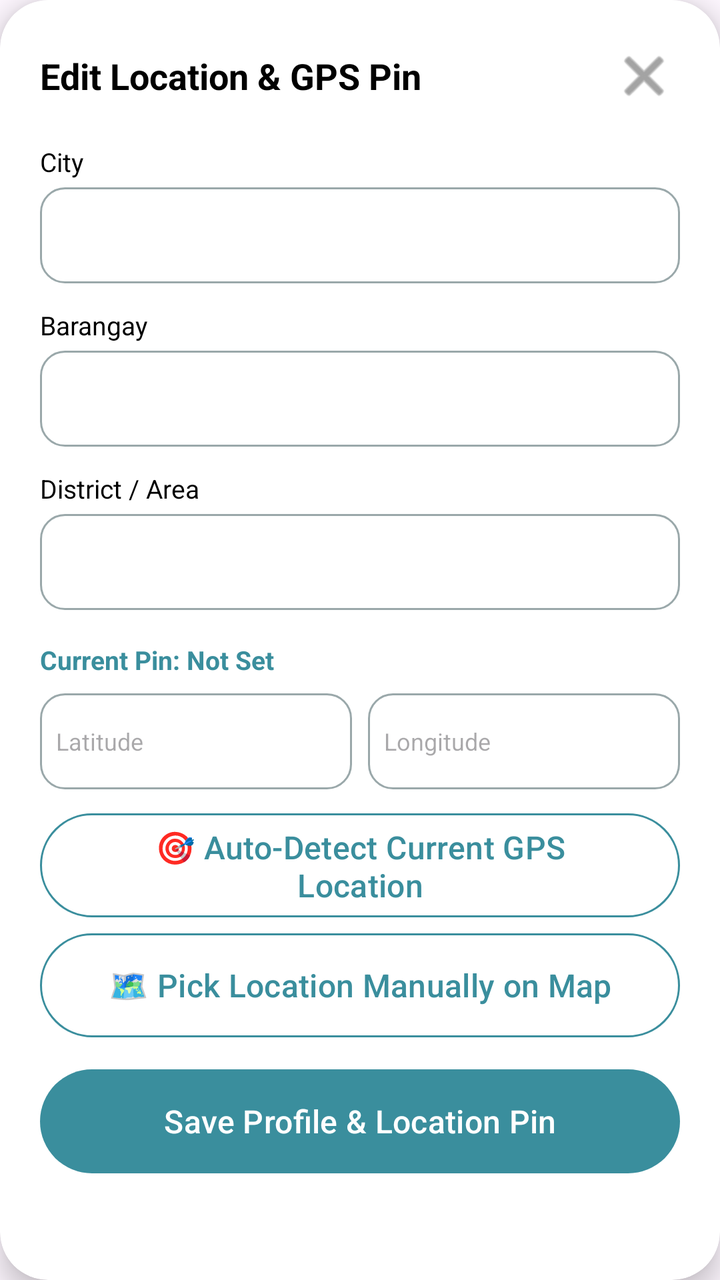
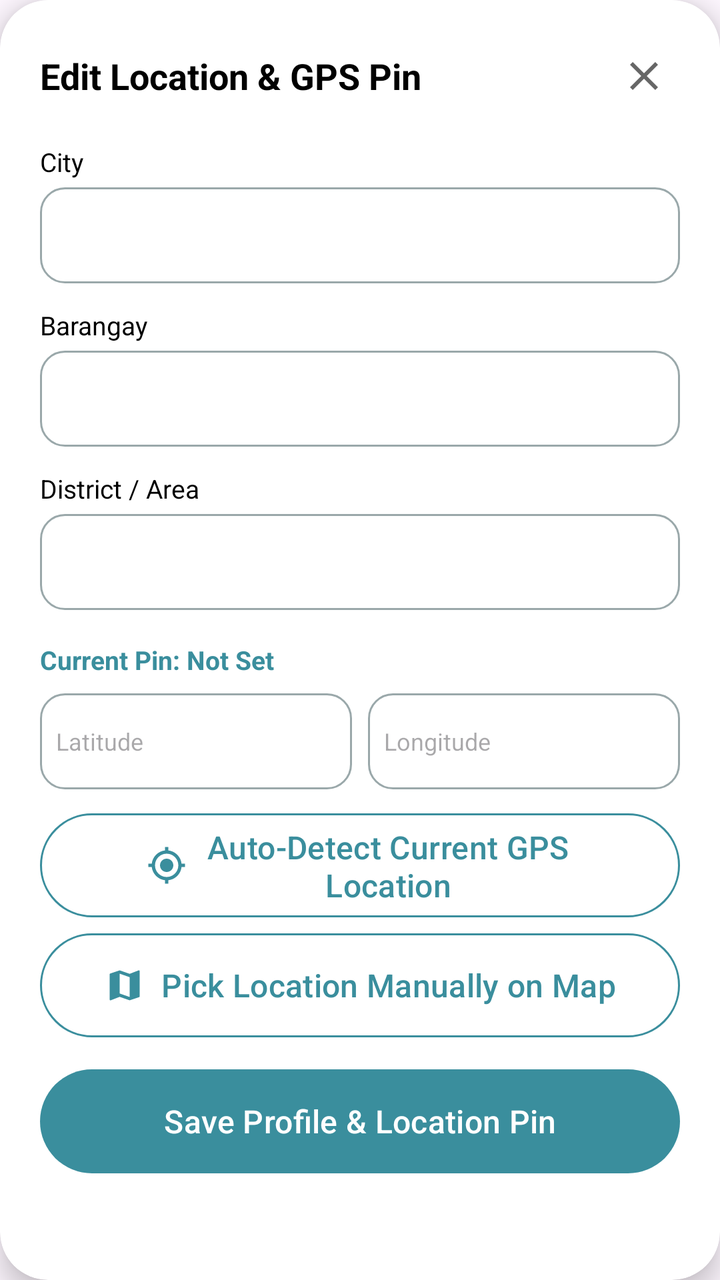

An Android layout rendered at two revisions. The XML below is the earlier revision; the diff shows what the commit changed to produce the second picture.
<!-- AndroidManifest.xml: application theme Theme.PharmaFind -->
<!-- res/layout/dialog_edit_customer_profile.xml -->
<?xml version="1.0" encoding="utf-8"?>
<androidx.cardview.widget.CardView xmlns:android="http://schemas.android.com/apk/res/android"
    xmlns:app="http://schemas.android.com/apk/res-auto"
    android:layout_width="match_parent"
    android:layout_height="wrap_content"
    app:cardCornerRadius="24dp"
    app:cardElevation="8dp"
    app:cardBackgroundColor="@color/white">

    <LinearLayout
        android:layout_width="match_parent"
        android:layout_height="wrap_content"
        android:orientation="vertical"
        android:padding="20dp">

        <RelativeLayout
            android:layout_width="match_parent"
            android:layout_height="wrap_content">

            <TextView
                android:layout_width="wrap_content"
                android:layout_height="wrap_content"
                android:text="Edit Location &amp; GPS Pin"
                android:textColor="@color/black"
                android:textSize="18sp"
                android:textStyle="bold"
                android:layout_centerVertical="true" />

            <ImageButton
                android:id="@+id/btnCloseEditCustomerProfile"
                android:layout_width="36dp"
                android:layout_height="36dp"
                android:layout_alignParentEnd="true"
                android:background="?attr/selectableItemBackgroundBorderless"
                android:src="@android:drawable/ic_menu_close_clear_cancel"
                app:tint="@color/text_gray" />

        </RelativeLayout>

        <TextView
            android:layout_width="wrap_content"
            android:layout_height="wrap_content"
            android:layout_marginTop="16dp"
            android:text="City"
            android:textColor="@color/black"
            android:textSize="13sp" />

        <EditText
            android:id="@+id/etCityCustomerEdit"
            android:layout_width="match_parent"
            android:layout_height="48dp"
            android:layout_marginTop="4dp"
            android:background="@drawable/edittext_background"
            android:inputType="text"
            android:paddingHorizontal="12dp"
            android:textColor="@color/black" />

        <TextView
            android:layout_width="wrap_content"
            android:layout_height="wrap_content"
            android:layout_marginTop="12dp"
            android:text="Barangay"
            android:textColor="@color/black"
            android:textSize="13sp" />

        <EditText
            android:id="@+id/etBarangayCustomerEdit"
            android:layout_width="match_parent"
            android:layout_height="48dp"
            android:layout_marginTop="4dp"
            android:background="@drawable/edittext_background"
            android:inputType="text"
            android:paddingHorizontal="12dp"
            android:textColor="@color/black" />

        <TextView
            android:layout_width="wrap_content"
            android:layout_height="wrap_content"
            android:layout_marginTop="12dp"
            android:text="District / Area"
            android:textColor="@color/black"
            android:textSize="13sp" />

        <EditText
            android:id="@+id/etDistrictCustomerEdit"
            android:layout_width="match_parent"
            android:layout_height="48dp"
            android:layout_marginTop="4dp"
            android:background="@drawable/edittext_background"
            android:inputType="text"
            android:paddingHorizontal="12dp"
            android:textColor="@color/black" />

        <TextView
            android:id="@+id/tvCustomerPinCoordinates"
            android:layout_width="wrap_content"
            android:layout_height="wrap_content"
            android:layout_marginTop="16dp"
            android:text="Current Pin: Not Set"
            android:textColor="@color/primary_teal"
            android:textSize="13sp"
            android:textStyle="bold" />

        <LinearLayout
            android:layout_width="match_parent"
            android:layout_height="wrap_content"
            android:layout_marginTop="8dp"
            android:orientation="horizontal">

            <EditText
                android:id="@+id/etLatCustomerEdit"
                android:layout_width="0dp"
                android:layout_height="48dp"
                android:layout_weight="1"
                android:layout_marginEnd="4dp"
                android:background="@drawable/edittext_background"
                android:hint="Latitude"
                android:inputType="numberDecimal|numberSigned"
                android:paddingHorizontal="8dp"
                android:textColor="@color/black"
                android:textSize="12sp" />

            <EditText
                android:id="@+id/etLngCustomerEdit"
                android:layout_width="0dp"
                android:layout_height="48dp"
                android:layout_weight="1"
                android:layout_marginStart="4dp"
                android:background="@drawable/edittext_background"
                android:hint="Longitude"
                android:inputType="numberDecimal|numberSigned"
                android:paddingHorizontal="8dp"
                android:textColor="@color/black"
                android:textSize="12sp" />

        </LinearLayout>

        <com.google.android.material.button.MaterialButton
            style="@style/Widget.PharmaFind.Button.Outlined"
            android:id="@+id/btnUseCustomerGPSPin"
            android:layout_width="match_parent"
            android:layout_marginTop="12dp"
            android:text="🎯 Auto-Detect Current GPS Location" />

        <com.google.android.material.button.MaterialButton
            style="@style/Widget.PharmaFind.Button.Outlined"
            android:id="@+id/btnPickCustomerMap"
            android:layout_width="match_parent"
            android:layout_marginTop="8dp"
            android:text="🗺️ Pick Location Manually on Map" />

        <com.google.android.material.button.MaterialButton
            style="@style/Widget.PharmaFind.Button"
            android:id="@+id/btnSaveCustomerProfile"
            android:layout_width="match_parent"
            android:layout_marginTop="16dp"
            android:text="Save Profile &amp; Location Pin" />

    </LinearLayout>
</androidx.cardview.widget.CardView>
<!-- resources referenced by this layout -->
<resources>
  <color name="black">#FF000000</color>
  <color name="primary_teal">#3A8E9D</color>
  <color name="text_gray">#666666</color>
  <color name="white">#FFFFFFFF</color>
  <style name="Widget.PharmaFind.Button" parent="Widget.Material3.Button">
          <item name="android:layout_height">52dp</item>
          <item name="android:insetTop">0dp</item>
          <item name="android:insetBottom">0dp</item>
          <item name="cornerRadius">26dp</item>
          <item name="backgroundTint">@color/primary_teal</item>
          <item name="android:textColor">@color/white</item>
          <item name="android:textSize">16sp</item>
          <item name="android:textAllCaps">false</item>
      </style>
  <style name="Widget.PharmaFind.Button.Outlined" parent="Widget.Material3.Button.OutlinedButton">
          <item name="android:layout_height">52dp</item>
          <item name="android:insetTop">0dp</item>
          <item name="android:insetBottom">0dp</item>
          <item name="cornerRadius">26dp</item>
          <item name="strokeColor">@color/primary_teal</item>
          <item name="android:textColor">@color/primary_teal</item>
          <item name="android:textSize">16sp</item>
          <item name="android:textAllCaps">false</item>
      </style>
  <color name="field_border">#9AA8AA</color>
  <style name="Base.Theme.PharmaFind" parent="Theme.Material3.Light.NoActionBar">
          <item name="android:forceDarkAllowed" tools:targetApi="q">false</item>
          
          
      </style>
  <color name="teal_container">#D6EEF1</color>
  <color name="primary_dark">#1F6371</color>
  <color name="on_surface">#1B1F21</color>
  <color name="surface_variant">#E3EBEC</color>
  <color name="on_surface_variant">#3F484A</color>
  <color name="outline">#6F797A</color>
  <color name="surface_container_low">#F4F8F8</color>
  <color name="surface_container">#EEF3F4</color>
  <color name="surface_container_high">#E8EEEF</color>
  <color name="surface_container_highest">#E2E9EA</color>
  <!-- unchanged entries left out for length: 2 -->
</resources>

<!-- the commit's change to res/layout/dialog_edit_customer_profile.xml (unified diff, before → after) -->
@@ -32,7 +32,7 @@
                 android:layout_height="36dp"
                 android:layout_alignParentEnd="true"
                 android:background="?attr/selectableItemBackgroundBorderless"
-                android:src="@android:drawable/ic_menu_close_clear_cancel"
+                android:src="@drawable/ic_close"
                 app:tint="@color/text_gray" />
 
         </RelativeLayout>
@@ -140,14 +140,16 @@
             android:id="@+id/btnUseCustomerGPSPin"
             android:layout_width="match_parent"
             android:layout_marginTop="12dp"
-            android:text="🎯 Auto-Detect Current GPS Location" />
+            app:icon="@drawable/ic_my_location"
+            android:text="Auto-Detect Current GPS Location" />
 
         <com.google.android.material.button.MaterialButton
             style="@style/Widget.PharmaFind.Button.Outlined"
             android:id="@+id/btnPickCustomerMap"
             android:layout_width="match_parent"
             android:layout_marginTop="8dp"
-            android:text="🗺️ Pick Location Manually on Map" />
+            app:icon="@drawable/ic_map"
+            android:text="Pick Location Manually on Map" />
 
         <com.google.android.material.button.MaterialButton
             style="@style/Widget.PharmaFind.Button"
<!-- resource entries referenced after the edit -->
@@ -4,7 +4,43 @@
   <color name="primary_teal">#3A8E9D</color>
   <color name="text_gray">#666666</color>
   <color name="white">#FFFFFFFF</color>
+  <!-- drawable ic_close (drawable) -->
+  <?xml version="1.0" encoding="utf-8"?>
+  <vector xmlns:android="http://schemas.android.com/apk/res/android"
+      android:width="24dp"
+      android:height="24dp"
+      android:viewportWidth="24"
+      android:viewportHeight="24">
+      <path
+          android:fillColor="#FF000000"
+          android:pathData="M19,6.41L17.59,5 12,10.59 6.41,5 5,6.41 10.59,12 5,17.59 6.41,19 12,13.41 17.59,19 19,17.59 13.41,12z" />
+  </vector>
+  <!-- drawable ic_map (drawable) -->
+  <?xml version="1.0" encoding="utf-8"?>
+  <vector xmlns:android="http://schemas.android.com/apk/res/android"
+      android:width="24dp"
+      android:height="24dp"
+      android:viewportWidth="24"
+      android:viewportHeight="24">
+      <path
+          android:fillColor="#FF000000"
+          android:pathData="M20.5,3l-0.16,0.03L15,5.1 9,3 3.36,4.9c-0.21,0.07 -0.36,0.25 -0.36,0.48V20.5c0,0.28 0.22,0.5 0.5,0.5l0.16,-0.03L9,18.9l6,2.1 5.64,-1.9c0.21,-0.07 0.36,-0.25 0.36,-0.48V3.5c0,-0.28 -0.22,-0.5 -0.5,-0.5zM15,19l-6,-2.11V5l6,2.11V19z" />
+  </vector>
+  <!-- drawable ic_my_location (drawable) -->
+  <?xml version="1.0" encoding="utf-8"?>
+  <vector xmlns:android="http://schemas.android.com/apk/res/android"
+      android:width="24dp"
+      android:height="24dp"
+      android:viewportWidth="24"
+      android:viewportHeight="24">
+      <path
+          android:fillColor="#FF000000"
+          android:pathData="M12,8c-2.21,0 -4,1.79 -4,4s1.79,4 4,4 4,-1.79 4,-4 -1.79,-4 -4,-4zM20.94,11c-0.46,-4.17 -3.77,-7.48 -7.94,-7.94V1h-2v2.06C6.83,3.52 3.52,6.83 3.06,11H1v2h2.06c0.46,4.17 3.77,7.48 7.94,7.94V23h2v-2.06c4.17,-0.46 7.48,-3.77 7.94,-7.94H23v-2h-2.06zM12,19c-3.87,0 -7,-3.13 -7,-7s3.13,-7 7,-7 7,3.13 7,7 -3.13,7 -7,7z" />
+  </vector>
   <style name="Widget.PharmaFind.Button" parent="Widget.Material3.Button">
+          <item name="iconGravity">textStart</item>
+          <item name="iconSize">20dp</item>
+          <item name="iconPadding">8dp</item>
           <item name="android:layout_height">52dp</item>
           <item name="android:insetTop">0dp</item>
           <item name="android:insetBottom">0dp</item>
@@ -15,6 +51,9 @@
           <item name="android:textAllCaps">false</item>
       </style>
   <style name="Widget.PharmaFind.Button.Outlined" parent="Widget.Material3.Button.OutlinedButton">
+          <item name="iconGravity">textStart</item>
+          <item name="iconSize">20dp</item>
+          <item name="iconPadding">8dp</item>
           <item name="android:layout_height">52dp</item>
           <item name="android:insetTop">0dp</item>
           <item name="android:insetBottom">0dp</item>
